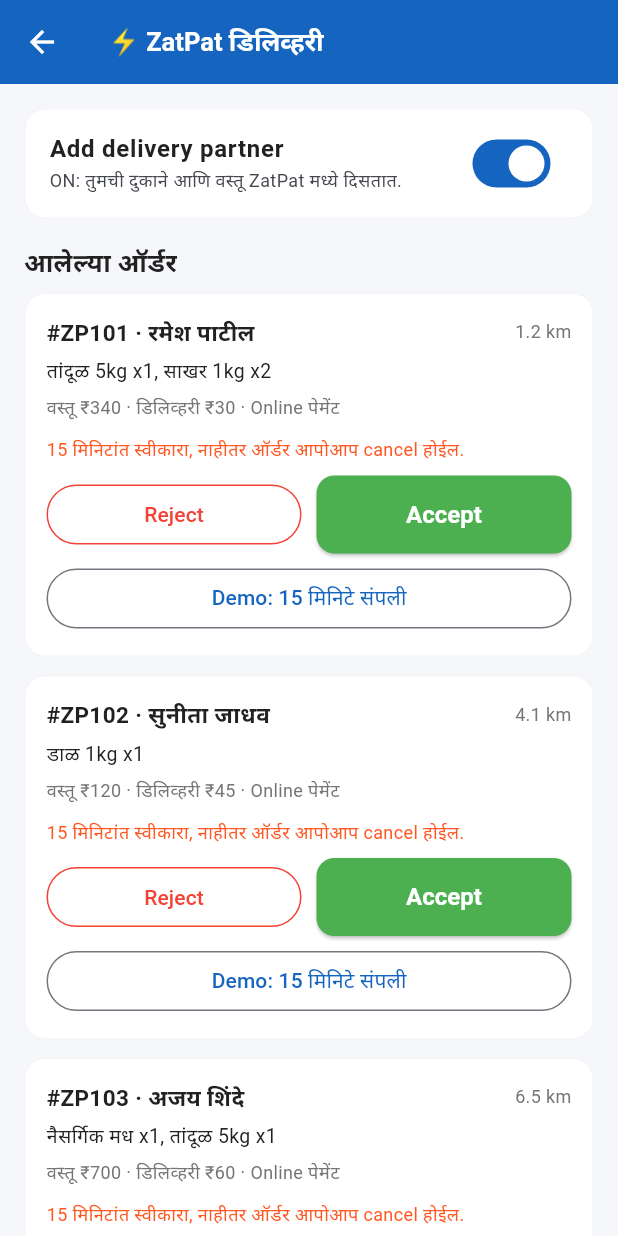
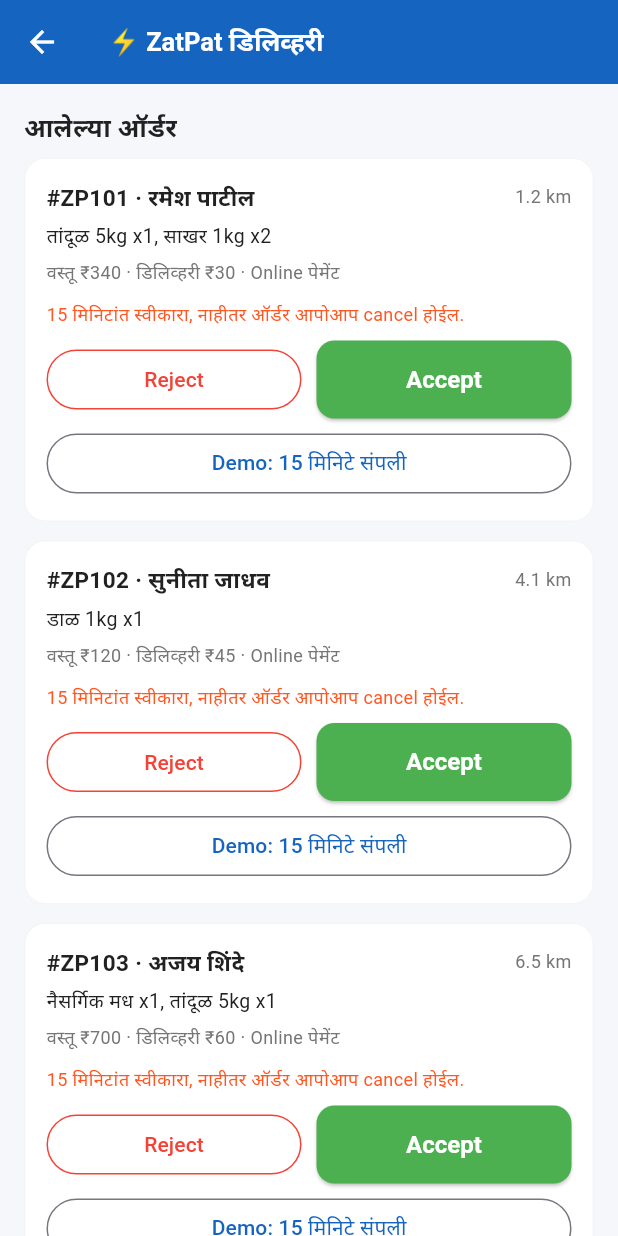
Before and after one commit to amolimpexinternational/amole-app, a Flutter app: the ZatPatDeliveryScreen screen opened directly, on a phone screen of 412 x 824 dp. Run offline on Flutter 3.47's test engine with Material 3 defaults, Android fonts, the phone set to English and light mode, and no system bars; our stand-ins replace file_picker, geolocator, image_picker, shared_preferences; accounts and stored records are empty.

Commit message:
Update zatpat_delivery_screen.dart

```diff
--- a/lib/screens/seller/zatpat_delivery_screen.dart
+++ b/lib/screens/seller/zatpat_delivery_screen.dart
@@ -11,8 +11,6 @@
 }
 
 class _ZatPatDeliveryScreenState extends State<ZatPatDeliveryScreen> {
-  late bool _on = ZatPatData.isOn(ZatPatData.demoSeller, true);
-
   // Demo: जवळचे ON डिलिव्हरी बॉय (दुकानाच्या 5 km मधले)
   final List<Map<String, String>> _boys = const [
     {'name': 'संतोष गायकवाड', 'phone': '9822222222', 'km': '1.2 km'},
@@ -328,47 +326,16 @@
       body: ListView(
         padding: const EdgeInsets.all(16),
         children: [
-          Container(
-            decoration: BoxDecoration(
-              color: Colors.white,
-              borderRadius: BorderRadius.circular(14),
-              border: Border.all(color: AppColors.lightGrey),
-            ),
-            child: SwitchListTile(
-              value: _on,
-              onChanged: (v) {
-                setState(() => _on = v);
-                ZatPatData.setOn(ZatPatData.demoSeller, v);
-              },
-              title: const Text('Add delivery partner',
-                  style: TextStyle(
-                      fontWeight: FontWeight.bold,
-                      color: AppColors.textDark)),
-              subtitle: Text(
-                _on
-                    ? 'ON: तुमची दुकाने आणि वस्तू ZatPat मध्ये दिसतात.'
-                    : 'OFF: तुमच्या वस्तू ZatPat मध्ये दिसणार नाहीत.',
-                style: const TextStyle(fontSize: 12),
-              ),
-            ),
-          ),
-          const SizedBox(height: 16),
+          // 'Add delivery partner' चा टॅब पूर्णपणे काढून टाकला आहे.
+          // आता थेट ऑर्डर्सची यादी दिसेल.
+
           const Text('आलेल्या ऑर्डर',
               style: TextStyle(
                   fontSize: 17,
                   fontWeight: FontWeight.bold,
                   color: AppColors.textDark)),
           const SizedBox(height: 8),
-          if (!_on)
-            const Padding(
-              padding: EdgeInsets.symmetric(vertical: 24),
-              child: Center(
-                child: Text('ऑर्डर घेण्यासाठी वरचे बटण ON करा',
-                    style: TextStyle(color: AppColors.textLight)),
-              ),
-            )
-          else
-            ..._orders.map(_orderCard),
+          ..._orders.map(_orderCard),
         ],
       ),
     );
```
